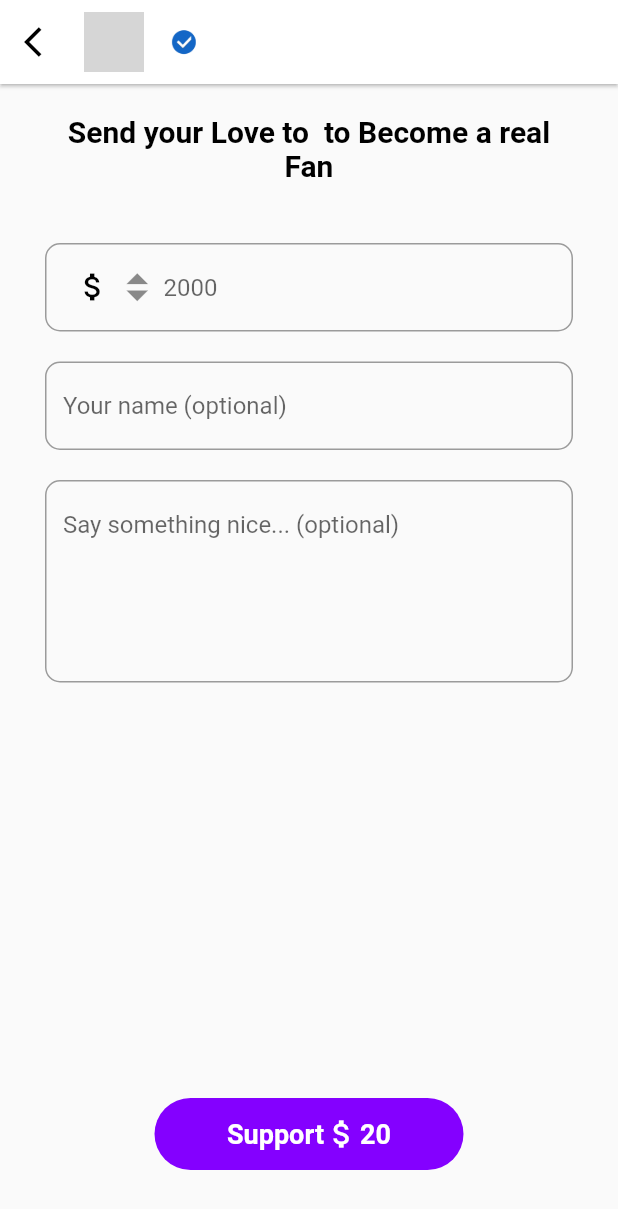
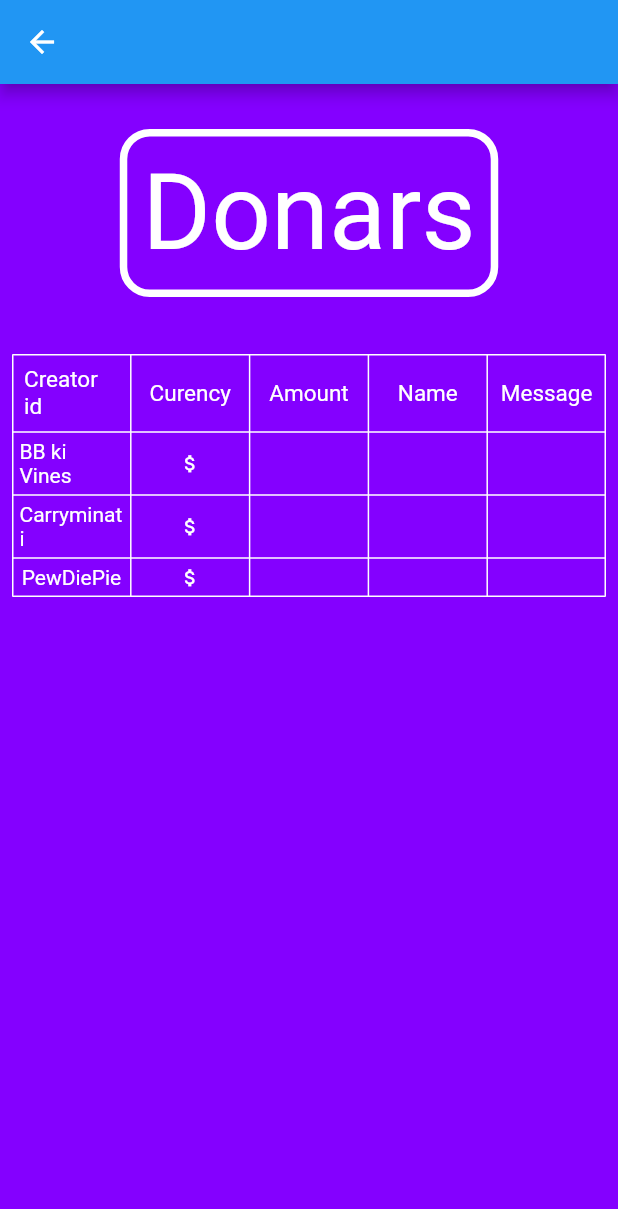
Before and after one commit to akshatsri11/Duckcart, a Flutter app: the DonationScreen screen opened directly with empty values, after a tap on "Support", on a phone screen of 412 x 824 dp. Shown: the top 1209 px of the screen. Run offline on Flutter 3.47's test engine with Material 2 defaults, Android fonts, the phone set to English and light mode, and no system bars; our stand-ins replace shared_preferences; accounts and stored records are empty; grey boxes are pictures that could not be loaded.

Commit message:
Second commit

```diff
--- /dev/null
+++ b/lib/BonusScreen.dart
@@ -0,0 +1,163 @@
+// ignore_for_file: prefer_typing_uninitialized_variables, prefer_const_constructors, file_names
+
+import 'package:flutter/material.dart';
+
+class RecordScreen extends StatefulWidget {
+  const RecordScreen({super.key, this.name, this.amount, this.message});
+  final name;
+  final amount;
+  final message;
+  @override
+  State<RecordScreen> createState() => _RecordScreenState();
+}
+
+class _RecordScreenState extends State<RecordScreen> {
+  @override
+  Widget build(BuildContext context) {
+    return Scaffold(
+      appBar: AppBar(),
+      backgroundColor: Color.fromARGB(255, 132, 0, 255),
+      body: Center(
+        child: Column(
+          children: [
+            SizedBox(
+              height: 30,
+            ),
+            Container(
+              decoration: BoxDecoration(
+                  border: Border.all(color: Colors.white, width: 5),
+                  borderRadius: BorderRadius.circular(20)),
+              child: Padding(
+                padding: const EdgeInsets.all(10),
+                child: Text(
+                  'Donars',
+                  style: TextStyle(color: Colors.white, fontSize: 70),
+                ),
+              ),
+            ),
+            SizedBox(
+              height: 30,
+            ),
+            Padding(
+              padding: const EdgeInsets.all(8.0),
+              child: Table(
+                defaultVerticalAlignment: TableCellVerticalAlignment.middle,
+                border: TableBorder.all(color: Colors.white),
+                children: [
+                  TableRow(
+                    // ignore: prefer_const_literals_to_create_immutables
+                    children: [
+                      Center(
+                        child: Padding(
+                          padding: const EdgeInsets.all(8.0),
+                          child: Text(
+                            'Creator id',
+                            style: TextStyle(color: Colors.white, fontSize: 15),
+                          ),
+                        ),
+                      ),
+                      Center(
+                          child: Text('Curency',
+                              style: TextStyle(
+                                  color: Colors.white, fontSize: 15))),
+                      Center(
+                          child: Text('Amount',
+                              style: TextStyle(
+                                  color: Colors.white, fontSize: 15))),
+                      Center(
+                          child: Text('Name',
+                              style: TextStyle(
+                                  color: Colors.white, fontSize: 15))),
+                      Center(
+                          child: Text('Message',
+                              style: TextStyle(
+                                  color: Colors.white, fontSize: 15))),
+                    ],
+                  ),
+                  TableRow(
+                    children: [
+                      Center(
+                          child: Padding(
+                        padding: const EdgeInsets.all(5.0),
+                        child: Text('BB ki Vines',
+                            style: TextStyle(color: Colors.white)),
+                      )),
+                      Center(
+                        child: Icon(
+                          Icons.attach_money,
+                          size: 15,
+                          color: Colors.white,
+                        ),
+                      ),
+                      Center(
+                          child: Text(widget.amount,
+                              style: TextStyle(color: Colors.white))),
+                      Center(
+                          child: Text(widget.name,
+                              style: TextStyle(color: Colors.white))),
+                      Center(
+                          child: Text(widget.message,
+                              style: TextStyle(color: Colors.white))),
+                    ],
+                  ),
+                  TableRow(
+                    children: [
+                      Center(
+                          child: Padding(
+                        padding: const EdgeInsets.all(5.0),
+                        child: Text('Carryminati',
+                            style: TextStyle(color: Colors.white)),
+                      )),
+                      Center(
+                        child: Icon(
+                          Icons.attach_money,
+                          size: 15,
+                          color: Colors.white,
+                        ),
+                      ),
+                      Center(
+                          child: Text(widget.amount,
+                              style: TextStyle(color: Colors.white))),
+                      Center(
+                          child: Text(widget.name,
+                              style: TextStyle(color: Colors.white))),
+                      Center(
+                          child: Text(widget.message,
+                              style: TextStyle(color: Colors.white))),
+                    ],
+                  ),
+                  TableRow(
+                    children: [
+                      Center(
+                          child: Padding(
+                        padding: const EdgeInsets.all(5.0),
+                        child: Text('PewDiePie',
+                            style: TextStyle(color: Colors.white)),
+                      )),
+                      Center(
+                        child: Icon(
+                          Icons.attach_money,
+                          size: 15,
+                          color: Colors.white,
+                        ),
+                      ),
+                      Center(
+                          child: Text(widget.amount,
+                              style: TextStyle(color: Colors.white))),
+                      Center(
+                          child: Text(widget.name,
+                              style: TextStyle(color: Colors.white))),
+                      Center(
+                          child: Text(widget.message,
+                              style: TextStyle(color: Colors.white))),
+                    ],
+                  ),
+                ],
+              ),
+            ),
+          ],
+        ),
+      ),
+    );
+  }
+}
--- a/lib/Screen2.dart
+++ b/lib/Screen2.dart
@@ -1,6 +1,12 @@
 // ignore_for_file: file_names, prefer_typing_uninitialized_variables, prefer_interpolation_to_compose_strings
 
+import 'dart:convert';
+
 import 'package:flutter/material.dart';
+import 'package:shared_preferences/shared_preferences.dart';
+import 'package:tiobu/BonusScreen.dart';
+import 'package:tiobu/HomePage.dart';
+import 'package:tiobu/record.dart';
 
 class DonationScreen extends StatefulWidget {
   const DonationScreen({super.key, this.pic, this.name});
@@ -13,6 +19,50 @@ class DonationScreen extends StatefulWidget {
 }
 
 class _DonationScreenState extends State<DonationScreen> {
+  final myController = TextEditingController();
+  final myController1 = TextEditingController();
+  final myController2 = TextEditingController();
+
+  late SharedPreferences sharedPreferences;
+
+  @override
+  void initState() {
+    super.initState();
+    initalGetSavedData();
+  }
+
+  void initalGetSavedData() async {
+    sharedPreferences = await SharedPreferences.getInstance();
+
+    Map<String, dynamic> jsondatais =
+        jsonDecode(sharedPreferences.getString('donardata')!);
+    Donar donar = Donar.fromJson(jsondatais);
+
+    if (jsondatais.isNotEmpty) {
+      myController.value = TextEditingValue(text: donar.amount);
+      myController1.value = TextEditingValue(text: donar.name);
+      myController2.value = TextEditingValue(text: donar.message);
+    }
+  }
+
+  void storedata() {
+    Donar donar =
+        Donar(myController.text, myController1.text, myController2.text);
+
+    String donardata = jsonEncode(donar);
+    print(donardata);
+    sharedPreferences.setString('donardata', donardata);
+  }
+
+  @override
+  void dispose() {
+    // Clean up the controller when the widget is disposed.
+    myController.dispose();
+    super.dispose();
+  }
+
+  final value = '';
+
   @override
   Widget build(BuildContext context) {
     return Scaffold(
@@ -24,7 +74,7 @@ class _DonationScreenState extends State<DonationScreen> {
         title: Row(
           children: [
             Container(
-              decoration: BoxDecoration(
+              decoration: const BoxDecoration(
                 shape: BoxShape.circle,
                 gradient: LinearGradient(
                     colors: [Colors.black, Colors.amber],
@@ -59,9 +109,19 @@ class _DonationScreenState extends State<DonationScreen> {
             )
           ],
         ),
-        leading: const Icon(
-          Icons.arrow_back_ios,
-          color: Colors.black,
+        leading: GestureDetector(
+          onTap: () {
+            Navigator.push(
+              context,
+              MaterialPageRoute(
+                builder: (context) => const HomePage(),
+              ),
+            );
+          },
+          child: const Icon(
+            Icons.arrow_back_ios,
+            color: Colors.black,
+          ),
         ),
       ),
       body: Column(
@@ -84,7 +144,7 @@ class _DonationScreenState extends State<DonationScreen> {
           Padding(
             padding: const EdgeInsets.fromLTRB(30, 20, 30, 0),
             child: TextField(
-              obscureText: true,
+              controller: myController,
               decoration: InputDecoration(
                 hintText: "2000",
                 prefixIcon: Padding(
@@ -92,20 +152,21 @@ class _DonationScreenState extends State<DonationScreen> {
                   child: Row(
                     mainAxisSize: MainAxisSize.min,
                     children: [
-                      Icon(
+                      const Icon(
                         Icons.attach_money,
                         color: Colors.black,
                       ),
                       Column(
+                        // ignore: prefer_const_literals_to_create_immutables
                         children: [
-                          SizedBox(
+                          const SizedBox(
                             height: 10,
                             child: Icon(
                               Icons.arrow_drop_up,
                               size: 35,
                             ),
                           ),
-                          Icon(
+                          const Icon(
                             Icons.arrow_drop_down,
                             size: 35,
                           )
@@ -122,7 +183,7 @@ class _DonationScreenState extends State<DonationScreen> {
           Padding(
             padding: const EdgeInsets.fromLTRB(30, 20, 30, 0),
             child: TextField(
-              obscureText: true,
+              controller: myController1,
               decoration: InputDecoration(
                 hintText: "Your name (optional)",
                 border:
@@ -135,6 +196,7 @@ class _DonationScreenState extends State<DonationScreen> {
             child: SizedBox(
               height: MediaQuery.of(context).size.height / 2,
               child: TextField(
+                controller: myController2,
                 maxLines: 5,
                 decoration: InputDecoration(
                   hintText: "Say something nice... (optional)",
@@ -146,31 +208,42 @@ class _DonationScreenState extends State<DonationScreen> {
           ),
           Container(
             decoration: BoxDecoration(
-                color: Color.fromARGB(255, 132, 0, 255),
+                color: const Color.fromARGB(255, 132, 0, 255),
                 borderRadius: BorderRadius.circular(40)),
             width: MediaQuery.of(context).size.width / 2,
             child: RawMaterialButton(
-              onPressed: () {},
+              onPressed: () {
+                Navigator.push(
+                  context,
+                  MaterialPageRoute(
+                    builder: (context) => RecordScreen(
+                        name: myController1.text,
+                        amount: myController.text,
+                        message: myController2.text),
+                  ),
+                );
+                storedata();
+              },
               child: Row(
                 mainAxisSize: MainAxisSize.min,
                 children: [
                   RichText(
-                    text: TextSpan(
+                    text: const TextSpan(
                       text: "Support",
-                      style: const TextStyle(
+                      style: TextStyle(
                         fontWeight: FontWeight.bold,
                         fontSize: 18,
                       ),
                     ),
                   ),
-                  Icon(
+                  const Icon(
                     Icons.attach_money,
                     color: Colors.white,
                   ),
                   RichText(
-                    text: TextSpan(
+                    text: const TextSpan(
                       text: "20",
-                      style: const TextStyle(
+                      style: TextStyle(
                         fontWeight: FontWeight.bold,
                         fontSize: 18,
                       ),
--- a/lib/main.dart
+++ b/lib/main.dart
@@ -1,4 +1,5 @@
 import 'package:flutter/material.dart';
+import 'package:tiobu/shared_preferences.dart';
 
 import 'HomePage.dart';
 
--- /dev/null
+++ b/lib/record.dart
@@ -0,0 +1,13 @@
+class Donar {
+  String name, message, amount;
+
+  Donar(this.amount, this.name, this.message);
+
+  Donar.fromJson(Map<String, dynamic> json)
+      : amount = json['amount'],
+        name = json['name'],
+        message = json['message'];
+
+  Map<String, dynamic> toJson() =>
+      {'amount': amount, 'name': name, 'message': message};
+}
--- /dev/null
+++ b/lib/shared_preferences.dart
@@ -0,0 +1,39 @@
+import 'package:flutter/material.dart';
+import 'package:shared_preferences/shared_preferences.dart';
+
+class Test extends StatefulWidget {
+  const Test({super.key});
+
+  @override
+  State<Test> createState() => _TestState();
+}
+
+class _TestState extends State<Test> {
+  String? value = '';
+  @override
+  Widget build(BuildContext context) {
+    return Scaffold(
+      appBar: AppBar(title: Text('Test')),
+      body: Center(
+        child: Column(children: [
+          Text('data'),
+          TextField(),
+          ElevatedButton(
+              onPressed: () async {
+                SharedPreferences prefs = await SharedPreferences.getInstance();
+                prefs.setString('TestString', '');
+              },
+              child: Text("Save Data")),
+          ElevatedButton(
+              onPressed: () async {
+                SharedPreferences prefs = await SharedPreferences.getInstance();
+                value = prefs.getString('TestString');
+                print('value $value');
+              },
+              child: Text("Load Data")),
+          ElevatedButton(onPressed: () {}, child: Text("Clear Data"))
+        ]),
+      ),
+    );
+  }
+}
--- a/pubspec.yaml
+++ b/pubspec.yaml
@@ -36,6 +36,9 @@ dependencies:
   # The following adds the Cupertino Icons font to your application.
   # Use with the CupertinoIcons class for iOS style icons.
   cupertino_icons: ^1.0.2
+  sqflite: ^2.2.2
+  path: ^1.8.2
+  shared_preferences: ^2.0.15
 
 dev_dependencies:
   flutter_test:
```
Also changed, not shown: pubspec.lock, 1 other file.
